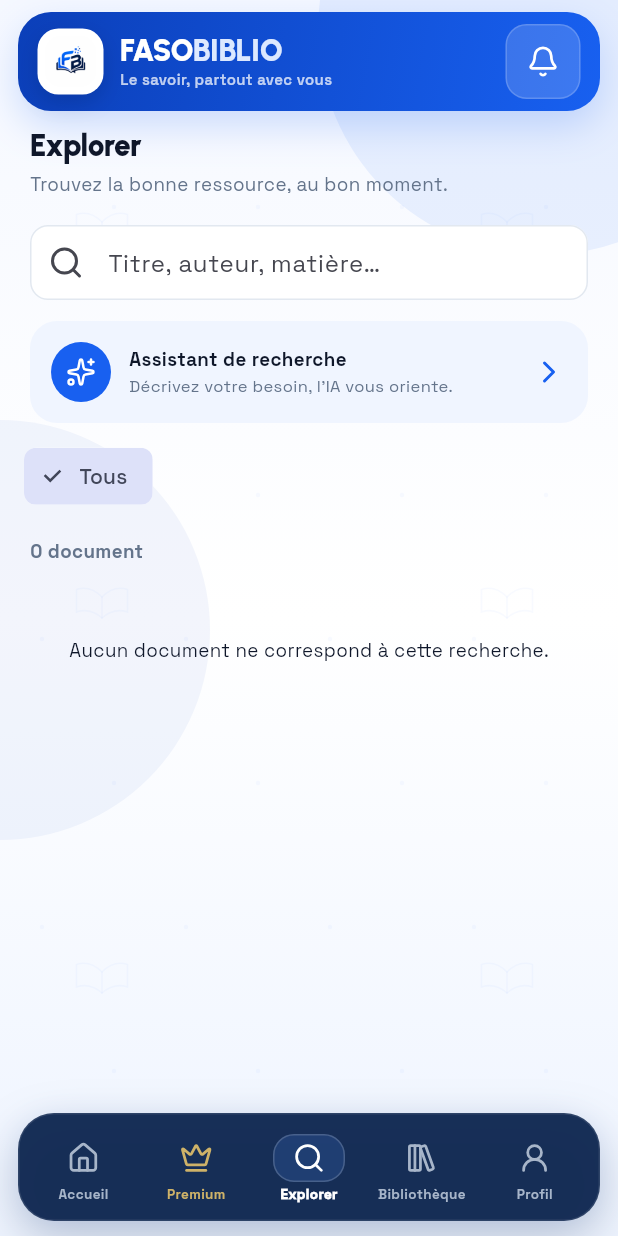
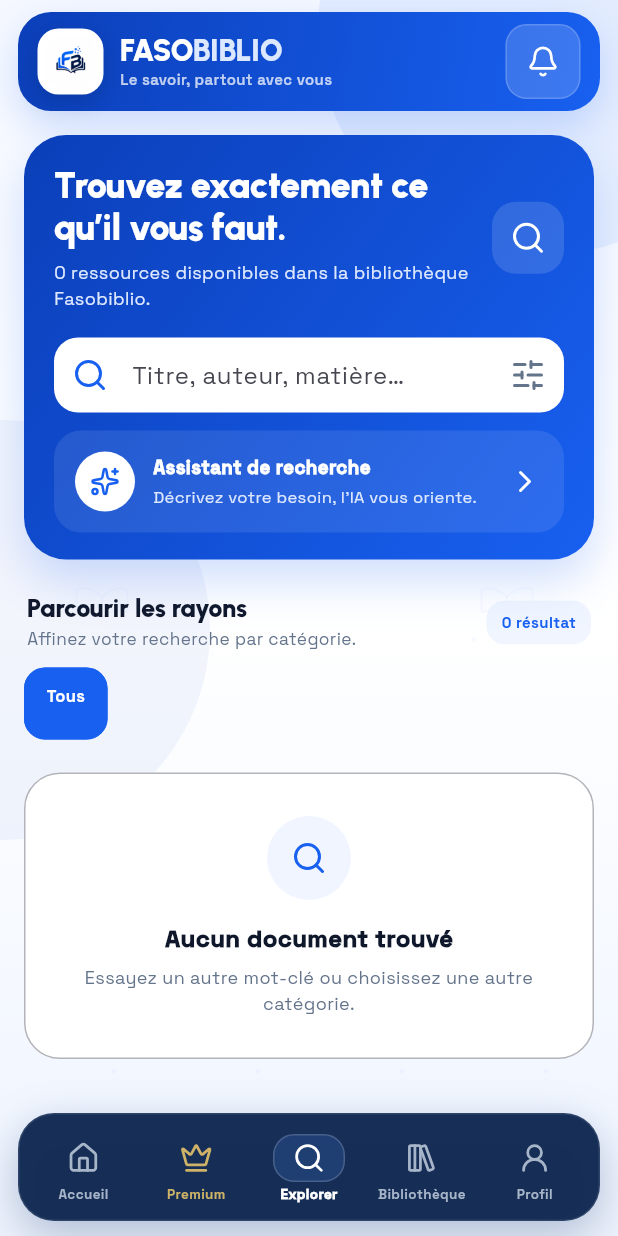
Before and after one commit to aY-Hack-dev/fasobiblio-flutter, a Flutter app: the screen it shows after launch, item 3 of the bottom bar chosen, on a phone screen of 412 x 824 dp. Run offline on Flutter 3.47's test engine with Material 3 defaults, Android fonts, the phone set to English and light mode, and no system bars; our stand-ins replace cached_network_image, connectivity_plus, flutter_markdown, flutter_svg, google_fonts, lucide_icons_flutter and 3 more; missing offline and left inert: pdfrx; accounts and stored records are empty; network calls fail.

Commit message:
design: refresh explore experience

```diff
--- a/lib/screens/explore_screen.dart
+++ b/lib/screens/explore_screen.dart
@@ -6,26 +6,191 @@
 
 class ExploreScreen extends StatefulWidget {
   const ExploreScreen({super.key, required this.state, required this.onBook, required this.onAssistant});
-  final AppState state; final ValueChanged<Book> onBook; final VoidCallback onAssistant;
-  @override State<ExploreScreen> createState() => _ExploreScreenState();
+  final AppState state;
+  final ValueChanged<Book> onBook;
+  final VoidCallback onAssistant;
+
+  @override
+  State<ExploreScreen> createState() => _ExploreScreenState();
 }
 
 class _ExploreScreenState extends State<ExploreScreen> {
-  String query = '', category = '';
-  @override Widget build(BuildContext context) {
-    final categories = widget.state.books.map((b) => b.category).toSet().toList()..sort();
+  String query = '';
+  String category = '';
+
+  @override
+  Widget build(BuildContext context) {
+    final categories = widget.state.books.map((b) => b.category).where((c) => c.isNotEmpty).toSet().toList()..sort();
     final q = query.toLowerCase().trim();
-    final results = widget.state.books.where((b) => (category.isEmpty || b.category == category) && (q.isEmpty || '${b.title} ${b.author} ${b.description}'.toLowerCase().contains(q))).take(150).toList();
+    final results = widget.state.books.where((b) {
+      final matchesCategory = category.isEmpty || b.category == category;
+      final matchesQuery = q.isEmpty || '${b.title} ${b.author} ${b.description}'.toLowerCase().contains(q);
+      return matchesCategory && matchesQuery;
+    }).take(150).toList();
+
     return CustomScrollView(slivers: [
-      SliverToBoxAdapter(child: Padding(padding: const EdgeInsets.fromLTRB(20, 4, 20, 14), child: Column(crossAxisAlignment: CrossAxisAlignment.start, children: [
-        Text('Explorer', style: Theme.of(context).textTheme.headlineMedium), const SizedBox(height: 5), const Text('Trouvez la bonne ressource, au bon moment.', style: TextStyle(color: AppColors.muted)),
-        const SizedBox(height: 18), TextField(onChanged: (v) => setState(() => query = v), decoration: const InputDecoration(prefixIcon: Icon(AppIcons.search), hintText: 'Titre, auteur, matière…')),
-        const SizedBox(height: 14), Material(color: AppColors.sky, borderRadius: BorderRadius.circular(18), child: InkWell(onTap: widget.onAssistant, borderRadius: BorderRadius.circular(18), child: const Padding(padding: EdgeInsets.all(14), child: Row(children: [CircleAvatar(backgroundColor: AppColors.blue, foregroundColor: Colors.white, child: Icon(AppIcons.sparkles, size: 20)), SizedBox(width: 12), Expanded(child: Column(crossAxisAlignment: CrossAxisAlignment.start, children: [Text('Assistant de recherche', style: TextStyle(fontWeight: FontWeight.w800, color: AppColors.ink)), Text('Décrivez votre besoin, l’IA vous oriente.', style: TextStyle(fontSize: 11, color: AppColors.muted))])), Icon(AppIcons.chevronRight, color: AppColors.blue)])))),
-      ]))),
-      SliverToBoxAdapter(child: SizedBox(height: 43, child: ListView(padding: const EdgeInsets.symmetric(horizontal: 16), scrollDirection: Axis.horizontal, children: [FilterChip(label: const Text('Tous'), selected: category.isEmpty, onSelected: (_) => setState(() => category = '')), const SizedBox(width: 8), ...categories.map((c) => Padding(padding: const EdgeInsets.only(right: 8), child: FilterChip(label: Text(categoryLabel(c)), selected: category == c, onSelected: (_) => setState(() => category = c))))]))),
-      SliverToBoxAdapter(child: Padding(padding: const EdgeInsets.fromLTRB(20, 20, 20, 8), child: Text('${results.length} document${results.length > 1 ? 's' : ''}', style: const TextStyle(fontWeight: FontWeight.w700, color: AppColors.muted)))),
-      SliverToBoxAdapter(child: results.isEmpty ? const Padding(padding: EdgeInsets.all(40), child: Center(child: Text('Aucun document ne correspond à cette recherche.'))) : BookGrid(books: results, favorites: widget.state.favorites, onBook: widget.onBook, onFavorite: (book) => widget.state.toggleFavorite(book.id))),
-      const SliverToBoxAdapter(child: SizedBox(height: 24)),
+      SliverToBoxAdapter(child: _ExploreHero(
+        count: widget.state.books.length,
+        onAssistant: widget.onAssistant,
+        onQueryChanged: (value) => setState(() => query = value),
+      )),
+      SliverToBoxAdapter(child: Padding(
+        padding: const EdgeInsets.fromLTRB(18, 22, 18, 10),
+        child: Row(children: [
+          Expanded(child: Column(crossAxisAlignment: CrossAxisAlignment.start, children: [
+            Text('Parcourir les rayons', style: Theme.of(context).textTheme.titleLarge),
+            const SizedBox(height: 3),
+            const Text('Affinez votre recherche par catégorie.', style: TextStyle(fontSize: 11.5, color: AppColors.muted)),
+          ])),
+          Container(
+            padding: const EdgeInsets.symmetric(horizontal: 10, vertical: 7),
+            decoration: BoxDecoration(color: AppColors.sky, borderRadius: BorderRadius.circular(12)),
+            child: Text('${results.length} résultat${results.length > 1 ? 's' : ''}', style: const TextStyle(fontSize: 10, fontWeight: FontWeight.w800, color: AppColors.blue)),
+          ),
+        ]),
+      )),
+      SliverToBoxAdapter(child: SizedBox(
+        height: 48,
+        child: ListView(
+          padding: const EdgeInsets.symmetric(horizontal: 16),
+          scrollDirection: Axis.horizontal,
+          children: [
+            _CategoryPill(label: 'Tous', selected: category.isEmpty, onTap: () => setState(() => category = '')),
+            const SizedBox(width: 8),
+            ...categories.map((c) => Padding(
+              padding: const EdgeInsets.only(right: 8),
+              child: _CategoryPill(label: categoryLabel(c), selected: category == c, onTap: () => setState(() => category = c)),
+            )),
+          ],
+        ),
+      )),
+      const SliverToBoxAdapter(child: SizedBox(height: 12)),
+      SliverToBoxAdapter(
+        child: results.isEmpty
+            ? const _EmptySearch()
+            : BookGrid(
+                books: results,
+                favorites: widget.state.favorites,
+                onBook: widget.onBook,
+                onFavorite: (book) => widget.state.toggleFavorite(book.id),
+              ),
+      ),
+      const SliverToBoxAdapter(child: SizedBox(height: 32)),
     ]);
   }
 }
+
+class _ExploreHero extends StatelessWidget {
+  const _ExploreHero({required this.count, required this.onAssistant, required this.onQueryChanged});
+  final int count;
+  final VoidCallback onAssistant;
+  final ValueChanged<String> onQueryChanged;
+
+  @override
+  Widget build(BuildContext context) => Container(
+    margin: const EdgeInsets.fromLTRB(16, 8, 16, 0),
+    padding: const EdgeInsets.fromLTRB(20, 20, 20, 18),
+    decoration: BoxDecoration(
+      gradient: const LinearGradient(colors: [AppColors.blueDeep, AppColors.blue], begin: Alignment.topLeft, end: Alignment.bottomRight),
+      borderRadius: BorderRadius.circular(28),
+      boxShadow: const [BoxShadow(color: Color(0x331860F0), blurRadius: 26, offset: Offset(0, 14))],
+    ),
+    child: Column(crossAxisAlignment: CrossAxisAlignment.start, children: [
+      Row(children: [
+        Expanded(child: Column(crossAxisAlignment: CrossAxisAlignment.start, children: [
+          Text('Trouvez exactement ce qu’il vous faut.', style: AppTypography.display(size: 24, weight: FontWeight.w900, color: Colors.white)),
+          const SizedBox(height: 7),
+          Text('$count ressources disponibles dans la bibliothèque Fasobiblio.', style: const TextStyle(fontSize: 12, height: 1.45, color: Color(0xFFDDE8FF))),
+        ])),
+        const SizedBox(width: 14),
+        Container(
+          width: 48,
+          height: 48,
+          decoration: BoxDecoration(color: const Color(0x22FFFFFF), borderRadius: BorderRadius.circular(16)),
+          child: const Icon(AppIcons.search, color: Colors.white, size: 24),
+        ),
+      ]),
+      const SizedBox(height: 18),
+      TextField(
+        onChanged: onQueryChanged,
+        decoration: InputDecoration(
+          hintText: 'Titre, auteur, matière…',
+          prefixIcon: const Icon(AppIcons.search, color: AppColors.blue),
+          suffixIcon: const Icon(AppIcons.filters, color: AppColors.muted),
+          fillColor: Colors.white,
+          enabledBorder: OutlineInputBorder(borderRadius: BorderRadius.circular(16), borderSide: BorderSide.none),
+          focusedBorder: OutlineInputBorder(borderRadius: BorderRadius.circular(16), borderSide: const BorderSide(color: AppColors.blueDeep, width: 1.2)),
+        ),
+      ),
+      const SizedBox(height: 12),
+      Material(
+        color: const Color(0x18FFFFFF),
+        borderRadius: BorderRadius.circular(18),
+        child: InkWell(
+          onTap: onAssistant,
+          borderRadius: BorderRadius.circular(18),
+          child: const Padding(
+            padding: EdgeInsets.all(14),
+            child: Row(children: [
+              CircleAvatar(backgroundColor: Colors.white, foregroundColor: AppColors.blue, child: Icon(AppIcons.sparkles, size: 20)),
+              SizedBox(width: 12),
+              Expanded(child: Column(crossAxisAlignment: CrossAxisAlignment.start, children: [
+                Text('Assistant de recherche', style: TextStyle(fontWeight: FontWeight.w900, color: Colors.white)),
+                SizedBox(height: 2),
+                Text('Décrivez votre besoin, l’IA vous oriente.', style: TextStyle(fontSize: 11, color: Color(0xFFDDE8FF))),
+              ])),
+              Icon(AppIcons.chevronRight, color: Colors.white),
+            ]),
+          ),
+        ),
+      ),
+    ]),
+  );
+}
+
+class _CategoryPill extends StatelessWidget {
+  const _CategoryPill({required this.label, required this.selected, required this.onTap});
+  final String label;
+  final bool selected;
+  final VoidCallback onTap;
+
+  @override
+  Widget build(BuildContext context) => Material(
+    color: selected ? AppColors.blue : Theme.of(context).colorScheme.surface,
+    borderRadius: BorderRadius.circular(14),
+    child: InkWell(
+      onTap: onTap,
+      borderRadius: BorderRadius.circular(14),
+      child: Container(
+        padding: const EdgeInsets.symmetric(horizontal: 14, vertical: 10),
+        decoration: BoxDecoration(
+          borderRadius: BorderRadius.circular(14),
+          border: Border.all(color: selected ? AppColors.blue : Theme.of(context).dividerColor.withValues(alpha: .65)),
+        ),
+        child: Text(label, style: TextStyle(fontSize: 11, fontWeight: FontWeight.w800, color: selected ? Colors.white : AppColors.muted)),
+      ),
+    ),
+  );
+}
+
+class _EmptySearch extends StatelessWidget {
+  const _EmptySearch();
+
+  @override
+  Widget build(BuildContext context) => Container(
+    margin: const EdgeInsets.fromLTRB(16, 10, 16, 0),
+    padding: const EdgeInsets.all(28),
+    decoration: BoxDecoration(
+      color: Theme.of(context).colorScheme.surface,
+      borderRadius: BorderRadius.circular(24),
+      border: Border.all(color: Theme.of(context).dividerColor.withValues(alpha: .55)),
+    ),
+    child: const Column(children: [
+      CircleAvatar(radius: 28, backgroundColor: AppColors.sky, child: Icon(AppIcons.search, color: AppColors.blue)),
+      SizedBox(height: 14),
+      Text('Aucun document trouvé', style: TextStyle(fontSize: 16, fontWeight: FontWeight.w900)),
+      SizedBox(height: 6),
+      Text('Essayez un autre mot-clé ou choisissez une autre catégorie.', textAlign: TextAlign.center, style: TextStyle(fontSize: 12, height: 1.45, color: AppColors.muted)),
+    ]),
+  );
+}
```
